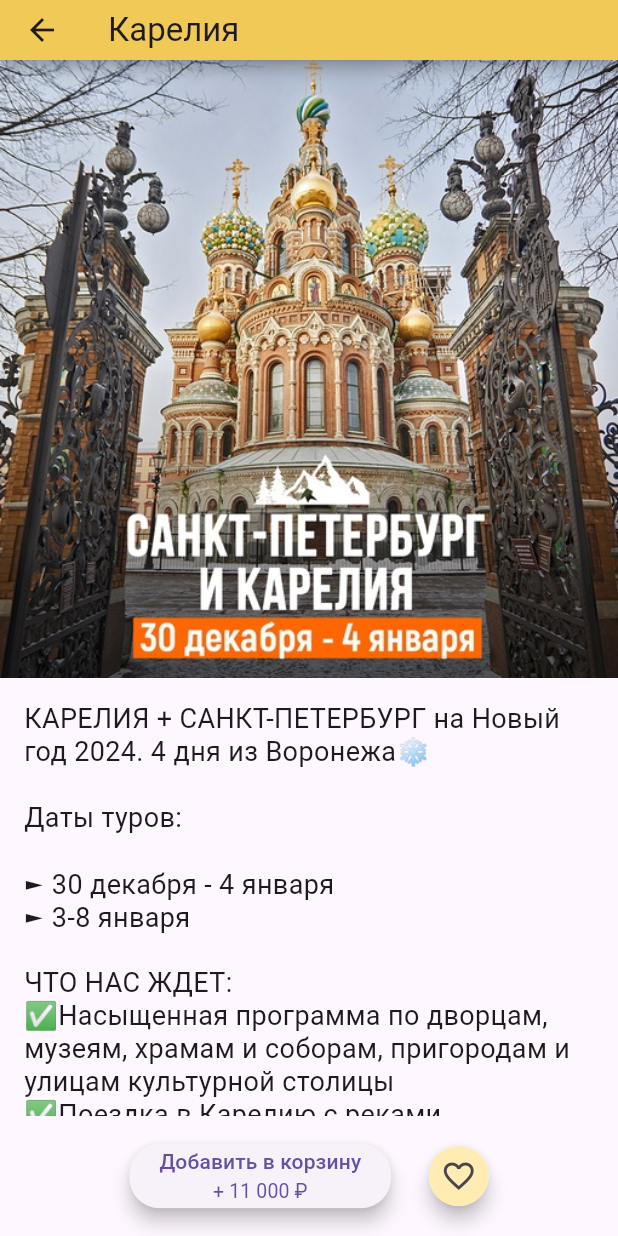
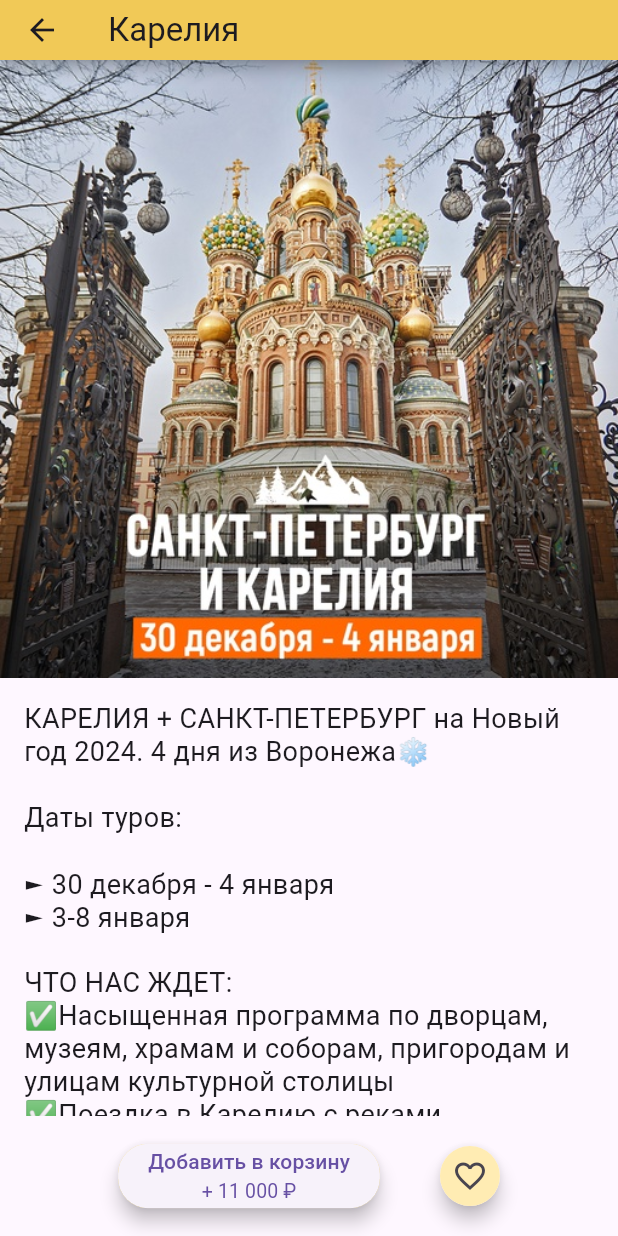
Before and after one commit to nkgrz/TravelApp, a Flutter app: the screen it shows after launch, after a tap on "Карелия", on a phone screen of 412 x 824 dp. Run offline on Flutter 3.47's test engine with Material 3 defaults, Android fonts, the light colour scheme and no system bars; our stand-ins replace firebase_auth, firebase_core, firebase_storage, image_picker, permission_handler, shared_preferences; accounts and stored records are empty; project files that could hold a hidden picture were left out.

Commit message:
Changing the distance between the add to cart and favorites buttons on the product page

```diff
--- a/lib/screens/region_detail_screen.dart
+++ b/lib/screens/region_detail_screen.dart
@@ -58,6 +58,7 @@ class RegionDetailScreen extends StatelessWidget {
                         Navigator.of(context).pop();
                       }
                     },
+                    // Отступы, размер кнопки
                     style: ElevatedButton.styleFrom(
                       padding: const EdgeInsets.symmetric(
                           vertical: 2.0, horizontal: 20.0),
@@ -78,7 +79,7 @@ class RegionDetailScreen extends StatelessWidget {
               ),
             ),
 
-            const SizedBox(width: 25.0),
+            const SizedBox(width: 40.0),
 
             // Подложка и кнопка "Избранное"
             Material(
```
